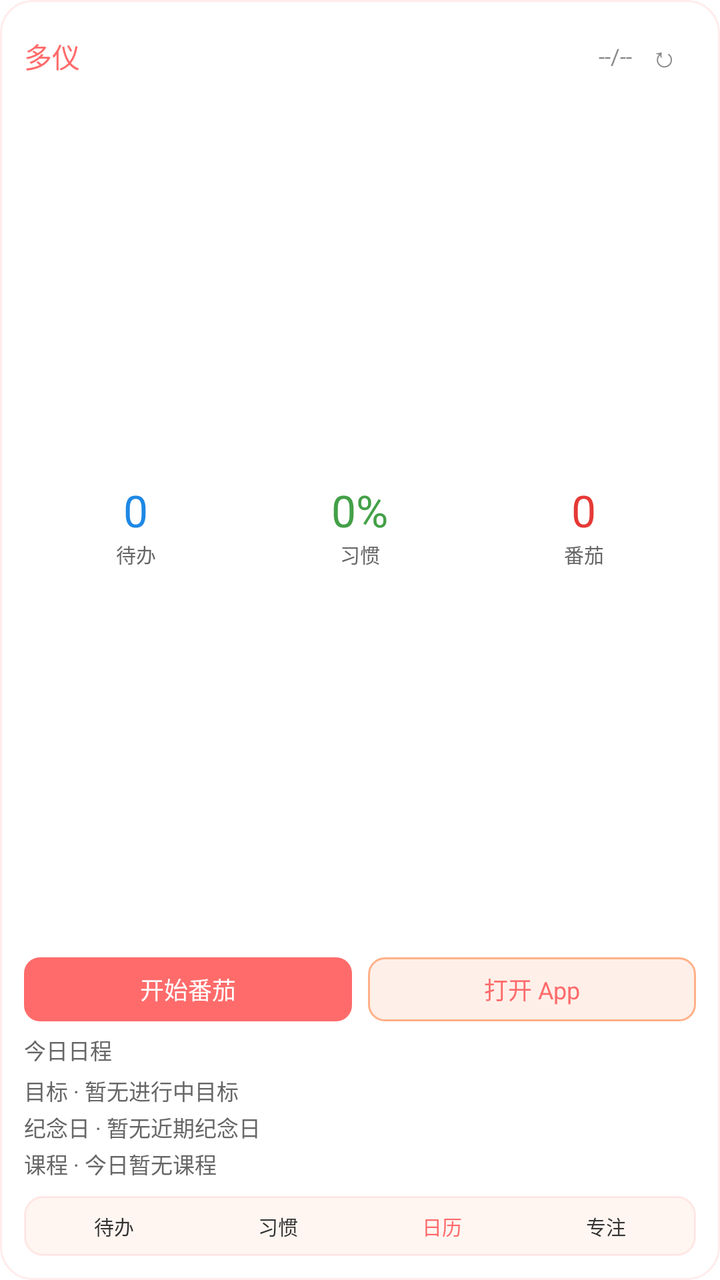
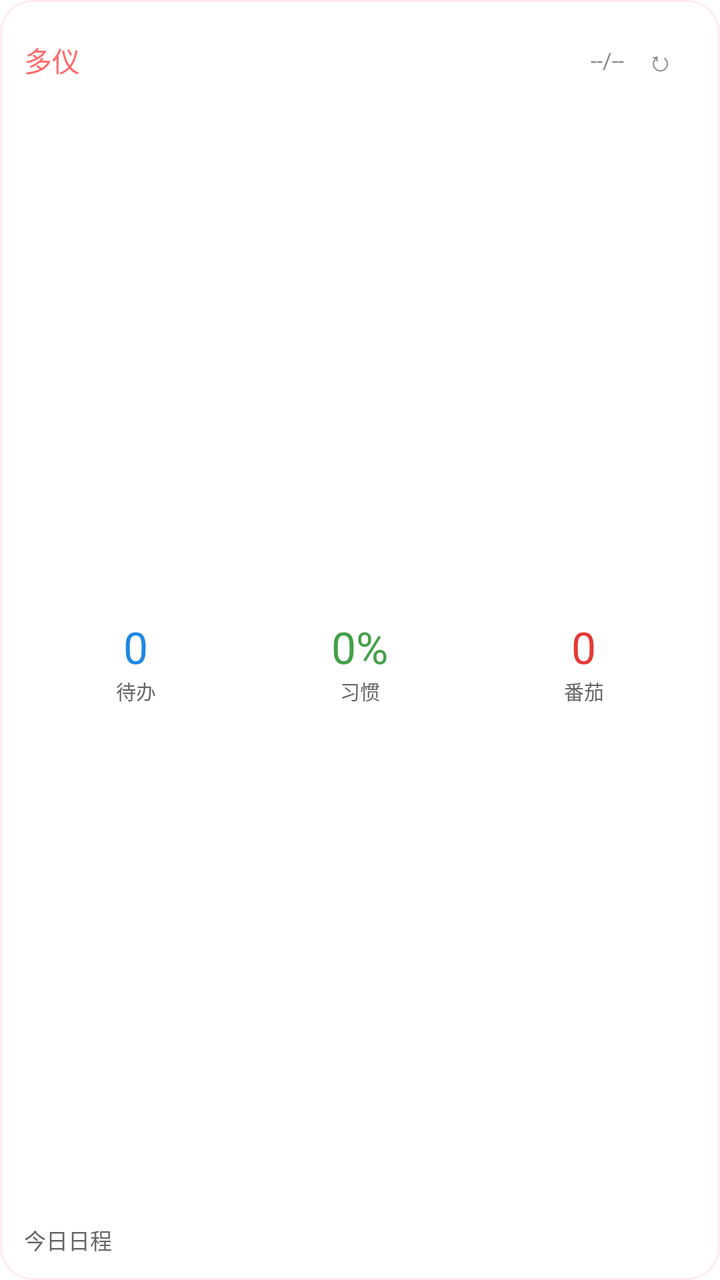

Compare the two renders of this Android layout. The source of the first and the diff that turns it into the second are given below.
<!-- AndroidManifest.xml: fallback theme Theme.MaterialComponents.DayNight.NoActionBar -->
<!-- res/layout/duoyi_widget.xml -->
<?xml version="1.0" encoding="utf-8"?>
<FrameLayout xmlns:android="http://schemas.android.com/apk/res/android"
    android:id="@+id/widget_root"
    android:layout_width="match_parent"
    android:layout_height="match_parent"
    android:background="@drawable/widget_bg_round_16"
    android:clipToOutline="true"
    android:outlineProvider="background">

    <ImageView
        android:id="@+id/widget_theme_background"
        android:layout_width="match_parent"
        android:layout_height="match_parent"
        android:contentDescription="@null"
        android:scaleType="centerCrop"
        android:visibility="gone" />

    <TextView
        android:id="@+id/widget_theme_overlay"
        android:layout_width="match_parent"
        android:layout_height="match_parent"
        android:maxLines="1"
        android:ellipsize="end"
        android:visibility="gone" />

    <LinearLayout
        android:layout_width="match_parent"
        android:layout_height="match_parent"
        android:orientation="vertical"
        android:padding="12dp">

    <LinearLayout
        android:layout_width="match_parent"
        android:layout_height="wrap_content"
        android:orientation="horizontal"
        android:gravity="center_vertical">

        <TextView
            android:id="@+id/widget_title"
            android:layout_width="0dp"
            android:layout_height="wrap_content"
            android:layout_weight="1"
            android:ellipsize="end"
            android:maxLines="1"
            android:text="多仪"
            android:textColor="#FF6B6B"
            android:textSize="14sp" />

        <TextView
            android:id="@+id/widget_date"
            android:layout_width="wrap_content"
            android:layout_height="wrap_content"
            android:ellipsize="end"
            android:maxWidth="56dp"
            android:maxLines="1"
            android:textColor="#888888"
            android:textSize="11sp"
            android:text="--/--" />

        <TextView
            android:id="@+id/widget_refresh"
            android:layout_width="32dp"
            android:layout_height="32dp"
            android:gravity="center"
            android:ellipsize="end"
            android:maxLines="1"
            android:text="↻"
            android:contentDescription="刷新小组件"
            android:textColor="#888888"
            android:textSize="14sp" />
    </LinearLayout>

    <LinearLayout
        android:layout_width="match_parent"
        android:layout_height="0dp"
        android:layout_weight="1"
        android:orientation="horizontal"
        android:layout_marginTop="8dp"
        android:weightSum="3">

        <LinearLayout
            android:layout_width="0dp"
            android:layout_height="match_parent"
            android:layout_weight="1"
            android:orientation="vertical"
            android:gravity="center">

            <TextView
                android:id="@+id/widget_todo_count"
                android:layout_width="wrap_content"
                android:layout_height="wrap_content"
                android:ellipsize="end"
                android:maxWidth="54dp"
                android:maxLines="1"
                android:text="0"
                android:textColor="#1E88E5"
                android:textSize="22sp" />

            <TextView
                android:layout_width="wrap_content"
                android:layout_height="wrap_content"
                android:ellipsize="end"
                android:maxLines="1"
                android:text="待办"
                android:textColor="#666666"
                android:textSize="10sp" />
        </LinearLayout>

        <LinearLayout
            android:layout_width="0dp"
            android:layout_height="match_parent"
            android:layout_weight="1"
            android:orientation="vertical"
            android:gravity="center">

            <TextView
                android:id="@+id/widget_habit_progress"
                android:layout_width="wrap_content"
                android:layout_height="wrap_content"
                android:ellipsize="end"
                android:maxLines="1"
                android:text="0%"
                android:textColor="#43A047"
                android:textSize="22sp" />

            <TextView
                android:layout_width="wrap_content"
                android:layout_height="wrap_content"
                android:ellipsize="end"
                android:maxLines="1"
                android:text="习惯"
                android:textColor="#666666"
                android:textSize="10sp" />
        </LinearLayout>

        <LinearLayout
            android:layout_width="0dp"
            android:layout_height="match_parent"
            android:layout_weight="1"
            android:orientation="vertical"
            android:gravity="center">

            <TextView
                android:id="@+id/widget_pomodoro_count"
                android:layout_width="wrap_content"
                android:layout_height="wrap_content"
                android:ellipsize="end"
                android:maxLines="1"
                android:text="0"
                android:textColor="#E53935"
                android:textSize="22sp" />

            <TextView
                android:layout_width="wrap_content"
                android:layout_height="wrap_content"
                android:ellipsize="end"
                android:maxLines="1"
                android:text="番茄"
                android:textColor="#666666"
                android:textSize="10sp" />
        </LinearLayout>
    </LinearLayout>

    <LinearLayout
        android:id="@+id/widget_quick_row"
        android:layout_width="match_parent"
        android:layout_height="wrap_content"
        android:orientation="horizontal"
        android:layout_marginTop="6dp"
        android:weightSum="2">

        <TextView
            android:id="@+id/widget_quick_pomodoro"
            android:layout_width="0dp"
            android:layout_height="32dp"
            android:layout_weight="1"
            android:layout_marginEnd="4dp"
            android:gravity="center"
            android:ellipsize="end"
            android:maxLines="1"
            android:text="开始番茄"
            android:textColor="#FFFFFF"
            android:textSize="12sp"
            android:background="@drawable/widget_btn_primary" />

        <TextView
            android:id="@+id/widget_quick_open"
            android:layout_width="0dp"
            android:layout_height="32dp"
            android:layout_weight="1"
            android:layout_marginStart="4dp"
            android:gravity="center"
            android:ellipsize="end"
            android:maxLines="1"
            android:text="打开 App"
            android:textColor="#FF6B6B"
            android:textSize="12sp"
            android:background="@drawable/widget_btn_secondary" />
    </LinearLayout>

    <TextView
        android:id="@+id/widget_today_event"
        android:layout_width="match_parent"
        android:layout_height="wrap_content"
        android:layout_marginTop="6dp"
        android:ellipsize="end"
        android:maxLines="1"
        android:text="今日日程"
        android:textColor="#666666"
        android:textSize="11sp" />

    <TextView
        android:id="@+id/widget_goal_summary"
        android:layout_width="match_parent"
        android:layout_height="wrap_content"
        android:layout_marginTop="4dp"
        android:ellipsize="end"
        android:maxLines="1"
        android:text="目标 · 暂无进行中目标"
        android:textColor="#666666"
        android:textSize="11sp" />

    <TextView
        android:id="@+id/widget_anniversary_summary"
        android:layout_width="match_parent"
        android:layout_height="wrap_content"
        android:layout_marginTop="2dp"
        android:ellipsize="end"
        android:maxLines="1"
        android:text="纪念日 · 暂无近期纪念日"
        android:textColor="#666666"
        android:textSize="11sp" />

    <TextView
        android:id="@+id/widget_course_summary"
        android:layout_width="match_parent"
        android:layout_height="wrap_content"
        android:layout_marginTop="2dp"
        android:ellipsize="end"
        android:maxLines="1"
        android:text="课程 · 今日暂无课程"
        android:textColor="#666666"
        android:textSize="11sp" />

    <LinearLayout
        android:id="@+id/widget_bottom_nav"
        android:layout_width="match_parent"
        android:layout_height="30dp"
        android:layout_marginTop="8dp"
        android:background="@drawable/widget_nav_bg"
        android:gravity="center"
        android:orientation="horizontal"
        android:paddingLeft="4dp"
        android:paddingRight="4dp"
        android:weightSum="4">

        <TextView
            android:id="@+id/widget_nav_todo"
            android:layout_width="0dp"
            android:layout_height="match_parent"
            android:layout_weight="1"
            android:gravity="center"
            android:ellipsize="end"
            android:maxLines="1"
            android:text="待办"
            android:textColor="#333333"
            android:textSize="10sp" />

        <TextView
            android:id="@+id/widget_nav_habit"
            android:layout_width="0dp"
            android:layout_height="match_parent"
            android:layout_weight="1"
            android:gravity="center"
            android:ellipsize="end"
            android:maxLines="1"
            android:text="习惯"
            android:textColor="#333333"
            android:textSize="10sp" />

        <TextView
            android:id="@+id/widget_nav_calendar"
            android:layout_width="0dp"
            android:layout_height="match_parent"
            android:layout_weight="1"
            android:gravity="center"
            android:ellipsize="end"
            android:maxLines="1"
            android:text="日历"
            android:textColor="#FF6B6B"
            android:textSize="10sp" />

        <TextView
            android:id="@+id/widget_nav_focus"
            android:layout_width="0dp"
            android:layout_height="match_parent"
            android:layout_weight="1"
            android:gravity="center"
            android:ellipsize="end"
            android:maxLines="1"
            android:text="专注"
            android:textColor="#333333"
            android:textSize="10sp" />
    </LinearLayout>
    </LinearLayout>
</FrameLayout>
<!-- resources referenced by this layout -->
<resources>
  <!-- drawable widget_bg_round_16 (drawable) -->
  <?xml version="1.0" encoding="utf-8"?>
  <shape xmlns:android="http://schemas.android.com/apk/res/android"
      android:shape="rectangle">
      <corners android:radius="16dp" />
      <solid android:color="#FFFFFFFF" />
      <stroke android:width="1dp" android:color="#22FF6B6B" />
  </shape>
  <!-- drawable widget_btn_primary (drawable) -->
  <?xml version="1.0" encoding="utf-8"?>
  <shape xmlns:android="http://schemas.android.com/apk/res/android"
      android:shape="rectangle">
      <corners android:radius="8dp" />
      <solid android:color="#FFFF6B6B" />
  </shape>
  <!-- drawable widget_btn_secondary (drawable) -->
  <?xml version="1.0" encoding="utf-8"?>
  <shape xmlns:android="http://schemas.android.com/apk/res/android"
      android:shape="rectangle">
      <corners android:radius="8dp" />
      <solid android:color="#FFFFEFE9" />
      <stroke android:width="1dp" android:color="#FFFFB088" />
  </shape>
  <!-- drawable widget_nav_bg (drawable) -->
  <?xml version="1.0" encoding="utf-8"?>
  <shape xmlns:android="http://schemas.android.com/apk/res/android"
      android:shape="rectangle">
      <corners android:radius="9dp" />
      <solid android:color="#FFFFF6F2" />
      <stroke android:width="1dp" android:color="#22FF6B6B" />
  </shape>
</resources>

<!-- the commit's change to res/layout/duoyi_widget.xml (unified diff, before → after) -->
@@ -59,8 +59,10 @@
 
         <TextView
             android:id="@+id/widget_refresh"
-            android:layout_width="32dp"
-            android:layout_height="32dp"
+            android:layout_width="36dp"
+            android:layout_height="36dp"
+            android:minWidth="36dp"
+            android:minHeight="36dp"
             android:gravity="center"
             android:ellipsize="end"
             android:maxLines="1"
@@ -167,12 +169,14 @@
         android:layout_height="wrap_content"
         android:orientation="horizontal"
         android:layout_marginTop="6dp"
-        android:weightSum="2">
+        android:weightSum="2"
+        android:visibility="gone">
 
         <TextView
             android:id="@+id/widget_quick_pomodoro"
             android:layout_width="0dp"
-            android:layout_height="32dp"
+            android:layout_height="36dp"
+            android:minHeight="36dp"
             android:layout_weight="1"
             android:layout_marginEnd="4dp"
             android:gravity="center"
@@ -186,7 +190,8 @@
         <TextView
             android:id="@+id/widget_quick_open"
             android:layout_width="0dp"
-            android:layout_height="32dp"
+            android:layout_height="36dp"
+            android:minHeight="36dp"
             android:layout_weight="1"
             android:layout_marginStart="4dp"
             android:gravity="center"
@@ -218,7 +223,8 @@
         android:maxLines="1"
         android:text="目标 · 暂无进行中目标"
         android:textColor="#666666"
-        android:textSize="11sp" />
+        android:textSize="11sp"
+        android:visibility="gone" />
 
     <TextView
         android:id="@+id/widget_anniversary_summary"
@@ -229,7 +235,8 @@
         android:maxLines="1"
         android:text="纪念日 · 暂无近期纪念日"
         android:textColor="#666666"
-        android:textSize="11sp" />
+        android:textSize="11sp"
+        android:visibility="gone" />
 
     <TextView
         android:id="@+id/widget_course_summary"
@@ -240,7 +247,8 @@
         android:maxLines="1"
         android:text="课程 · 今日暂无课程"
         android:textColor="#666666"
-        android:textSize="11sp" />
+        android:textSize="11sp"
+        android:visibility="gone" />
 
     <LinearLayout
         android:id="@+id/widget_bottom_nav"
@@ -252,7 +260,8 @@
         android:orientation="horizontal"
         android:paddingLeft="4dp"
         android:paddingRight="4dp"
-        android:weightSum="4">
+        android:weightSum="4"
+        android:visibility="gone">
 
         <TextView
             android:id="@+id/widget_nav_todo"
